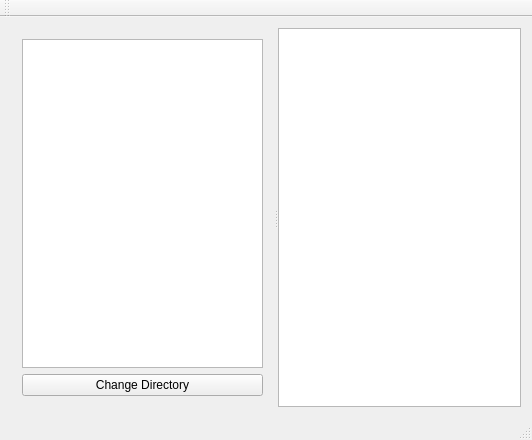
This is mainwindow.ui in zaphodbe/SantaShip as Qt 5 draws it before an edit. The edited form follows.
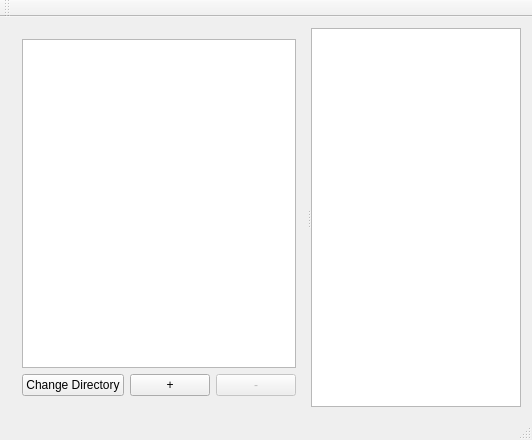
This is the edited form.

Commit message: Selection and Thumnails working. Now to add the format buttons and output image.

```diff
--- a/mainwindow.ui
+++ b/mainwindow.ui
@@ -20,15 +20,9 @@
      <verstretch>0</verstretch>
     </sizepolicy>
    </property>
-   <layout class="QHBoxLayout" name="horizontalLayout">
+   <layout class="QHBoxLayout" name="horizontalLayout_2">
     <item>
      <widget class="QSplitter" name="splitter">
-      <property name="sizePolicy">
-       <sizepolicy hsizetype="Expanding" vsizetype="Preferred">
-        <horstretch>0</horstretch>
-        <verstretch>0</verstretch>
-       </sizepolicy>
-      </property>
       <property name="orientation">
        <enum>Qt::Horizontal</enum>
       </property>
@@ -41,8 +35,8 @@
           </property>
           <property name="iconSize">
            <size>
-            <width>250</width>
-            <height>150</height>
+            <width>125</width>
+            <height>75</height>
            </size>
           </property>
           <property name="resizeMode">
@@ -60,11 +54,32 @@
          </widget>
         </item>
         <item>
-         <widget class="QPushButton" name="pushButtonDir">
-          <property name="text">
-           <string>Change Directory</string>
-          </property>
-         </widget>
+         <layout class="QHBoxLayout" name="horizontalLayout">
+          <item>
+           <widget class="QPushButton" name="pushButtonDir">
+            <property name="text">
+             <string>Change Directory</string>
+            </property>
+           </widget>
+          </item>
+          <item>
+           <widget class="QPushButton" name="pushButtonBigger">
+            <property name="text">
+             <string>+</string>
+            </property>
+           </widget>
+          </item>
+          <item>
+           <widget class="QPushButton" name="pushButtonSmaller">
+            <property name="enabled">
+             <bool>false</bool>
+            </property>
+            <property name="text">
+             <string>-</string>
+            </property>
+           </widget>
+          </item>
+         </layout>
         </item>
        </layout>
       </widget>
```
Left out of the diff: 34 changed lines with no effect on the pictures. The commit also changes 2 other files.
